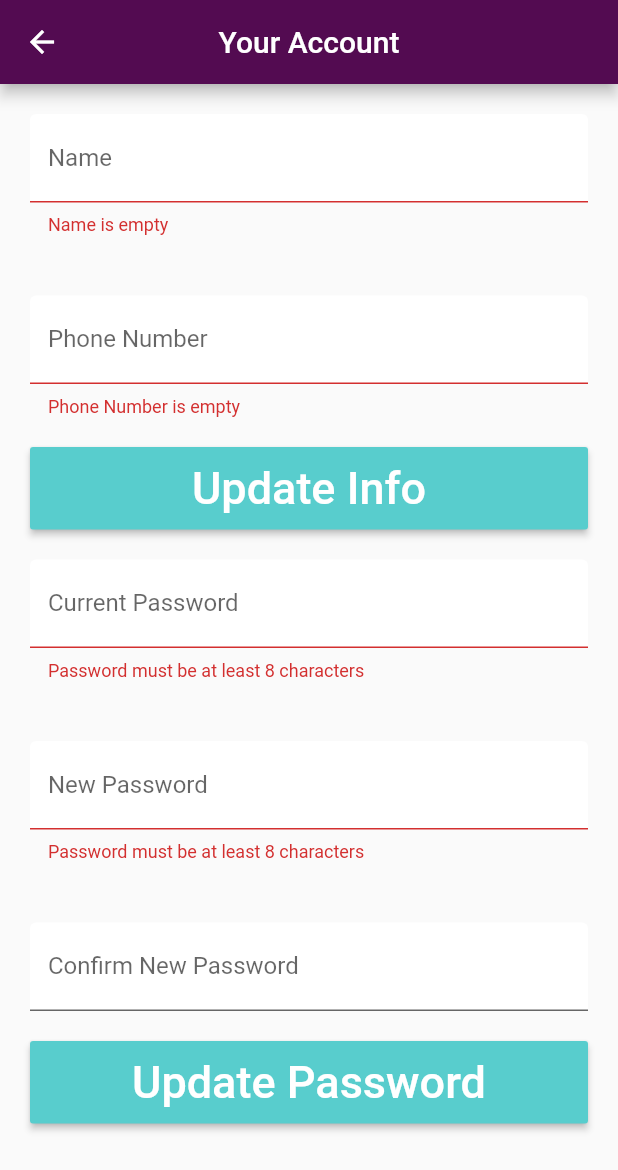
After one commit to 1001rmd/IndiaPavilion, a Flutter app: the Account screen opened directly, after a tap on "Update Info", after a tap on "Update Password", on a phone screen of 412 x 824 dp. The commit adds this screen. Shown: the top 1170 px of the screen. Run offline on Flutter 3.47's test engine with Material 2 defaults, Android fonts, the phone set to English and light mode, and no system bars; our stand-ins replace carousel_slider, cloud_firestore, firebase_auth, validators; accounts and stored records are empty.

Commit message:
User Management

```diff
--- a/lib/controller/Auth.dart
+++ b/lib/controller/Auth.dart
@@ -1,13 +1,11 @@
 import 'package:firebase_auth/firebase_auth.dart';
 import 'dart:async';
-import 'dart:developer' as dev;
 
 class Auth{
 
   FirebaseAuth _auth = FirebaseAuth.instance;
 
   Future<String> signIn(String email, String password) async{
-    dev.log(email);
     FirebaseUser user = await _auth.signInWithEmailAndPassword(email: email.trim(), password: password);
     return user.uid;
 
@@ -18,6 +16,10 @@ class Auth{
     FirebaseUser user = await _auth.createUserWithEmailAndPassword(email: email, password: password);
     return user.uid;
 
+  }
+
+  static Future<bool> updatePassword(String curr, String updated){
+    //TODO: implement
   }
 
   Future<String> currentUser() async{
--- a/lib/controller/Database.dart
+++ b/lib/controller/Database.dart
@@ -1,5 +1,7 @@
 import 'package:cloud_firestore/cloud_firestore.dart';
-import '../model/MenuItem.dart';
+import 'package:firebase_auth/firebase_auth.dart';
+import 'package:india_pavilion/model/MenuItem.dart';
+import 'package:india_pavilion/model/UserData.dart';
 import 'dart:developer' as developer;
 
 class Database {
@@ -20,7 +22,6 @@ class Database {
 
     //Queries Firebase to get a category of Menu Items
     static Future<List<MenuItem>> getItems(String category) async{
-      developer.log('Calling database for: ' + category);
       List<MenuItem> items = new List();
 
       QuerySnapshot qs = await Firestore.instance.collection('menu').document(category).collection('items').getDocuments();
@@ -30,4 +31,35 @@ class Database {
       return items;
     }
 
+    static void createUser(String userID, String name, String email, String phone){
+      Map user = new Map<String, dynamic>();
+      user['name'] = name;
+      user['email'] = email;
+      user['phone'] = phone;
+      Firestore.instance.collection('users').document(userID).setData(user);
+    }
+
+    static Future<UserData> getUserData() async{
+      String userId = await FirebaseAuth.instance.currentUser().then( (user) => user.uid );
+      DocumentSnapshot rawData = await Firestore.instance.collection('users').document(userId).get();
+      developer.log(rawData.documentID);
+      UserData user = UserData(rawData);
+      return user;
+    }
+
+    static Future<void> updateUser(UserData data) async{
+      Map user = new Map<String, dynamic>();
+      user['name'] = data.name;
+      user['email'] = data.email;
+      user['phone'] = data.phoneNumber;
+      Firestore.instance.collection('users').document(data.userId).updateData(user);
+    }
+
+    static Future<void> updatePassword(String currentPass, String newPass) async{
+      FirebaseUser user = await FirebaseAuth.instance.currentUser();
+      AuthCredential creds = EmailAuthProvider.getCredential(email: user.email, password: currentPass);
+      await user.reauthenticateWithCredential(creds);
+      user.updatePassword(newPass);
+    }
+
 }
--- a/lib/controller/Root.dart
+++ b/lib/controller/Root.dart
@@ -16,14 +16,12 @@ class Root extends StatefulWidget{
 class _RootState extends State<Root>{
 
   AuthStatus authStatus = AuthStatus.loggedOut;
-  Cart cart;
 
   initState(){
     super.initState();
     widget.auth.currentUser().then((userID){
       setState(() {
         authStatus = userID == null ? AuthStatus.loggedOut : AuthStatus.singedIn;
-        cart = new Cart();
       });
     });
   }
--- /dev/null
+++ b/lib/model/UserData.dart
@@ -0,0 +1,18 @@
+import 'package:cloud_firestore/cloud_firestore.dart';
+
+class UserData{
+
+  String phoneNumber;
+  String name;
+  String email;
+  String userId;
+
+
+  UserData(DocumentSnapshot rawUser){
+    phoneNumber = rawUser.data['phone'];
+    name = rawUser.data['name'];
+    email = rawUser.data['email'];
+    userId = rawUser.documentID;
+  }
+
+}
--- /dev/null
+++ b/lib/widget/Account.dart
@@ -0,0 +1,271 @@
+import 'package:flutter/material.dart';
+import 'package:validators/sanitizers.dart';
+import 'package:validators/validators.dart';
+import 'package:india_pavilion/controller/Database.dart';
+import 'package:india_pavilion/model/UserData.dart';
+
+
+class Account extends StatelessWidget{
+
+
+  @override
+  Widget build(BuildContext context) {
+    return Scaffold(
+      appBar: AppBar(title: Text("Your Account"), centerTitle: true),
+      body: SingleChildScrollView(
+        child: Container(
+          padding: EdgeInsets.symmetric(vertical: 0.0, horizontal:  20.0),
+          child:Column(
+            children: <Widget>[
+              UpdateAcctInfo(),
+              UpdatePassword()
+            ],
+          )
+        )
+      )
+    );
+  }
+
+}
+
+/*
+  This form is for updating the user's name and phone number
+ */
+class UpdateAcctInfo extends StatefulWidget{
+
+  @override
+  State<StatefulWidget> createState() =>  new UpdateAcctState();
+
+}
+
+class UpdateAcctState extends State<UpdateAcctInfo>{
+
+  UserData _user;
+  final infoKey = new GlobalKey<FormState>();
+
+  @override
+  void initState(){
+    super.initState();
+    Database.getUserData().then((user) => setState(() => _user = user));
+  }
+
+  _updateAcctInfo() async{
+
+    final form = infoKey.currentState;
+    if(form.validate()){
+      form.save();
+      Database.updateUser(_user)
+          .then((voidData) => Database.getUserData())
+          .then((user) => setState(() => _user = user));
+      Scaffold.of(context).showSnackBar(
+          new SnackBar(content: Text("Account updated"))
+      );
+    }
+  }
+
+  updateName(String name){
+    setState(() {
+      _user.name = name;
+    });
+  }
+
+  updatePhone(String phone){
+    setState(() {
+      _user.phoneNumber = phone;
+    });
+  }
+
+  @override
+  Widget build(BuildContext context) {
+    if(_user == null){
+      return Text("Loading...");
+    }
+    else {
+      return Form(
+          key: infoKey,
+          child: Column(
+            crossAxisAlignment: CrossAxisAlignment.stretch,
+            children: <Widget>[
+              new Container( //Name
+                  padding: EdgeInsets.symmetric(
+                      vertical: 20.0, horizontal: 0.0),
+                  child: new TextFormField(
+                      decoration: new InputDecoration(
+                          labelText: "Name",
+                          fillColor: const Color(0xFFFFFFFF),
+                          filled: true
+                      ),
+                      initialValue: _user.name,
+                      validator: (value) =>
+                      value.isEmpty
+                          ? "Name is empty"
+                          : null,
+                      onChanged: (value) => updateName(value)
+                  )
+              ),
+              new Container( //Phone Number
+                  padding: EdgeInsets.symmetric(
+                      vertical: 20.0, horizontal: 0.0),
+                  child: new TextFormField(
+                      decoration: new InputDecoration(
+                          labelText: "Phone Number",
+                          fillColor: const Color(0xFFFFFFFF),
+                          filled: true
+                      ),
+                      initialValue: _user.phoneNumber,
+                      validator: (value) {
+                        if (value.isEmpty) {
+                          return "Phone Number is empty";
+                        } else if (!isNumeric(value)) {
+                          return "Phone Number should contain only numbers";
+                        } else if (value.length < 10) {
+                          return "Phone Number should be 10 digits long";
+                        } else {
+                          return null;
+                        }
+                      },
+                      onChanged: (value) => updatePhone(value)
+                  )
+              ),
+              new ButtonTheme(
+                  padding: EdgeInsets.symmetric(
+                      vertical: 10.0, horizontal: 0.0),
+                  buttonColor: Theme
+                      .of(context)
+                      .accentColor,
+                  child: new RaisedButton(
+                    child: new Text("Update Info", style: new TextStyle(
+                        color: Color(0xFFFFFFFF), fontSize: 30.0)),
+                    onPressed: _updateAcctInfo,
+                  )
+              ),
+            ],
+          )
+      );
+    }
+  }
+
+}
+
+
+/*
+  This form is for updating the user's password
+*/
+class UpdatePassword extends StatefulWidget{
+
+  @override
+  State<StatefulWidget> createState() =>  new UpdatePassState();
+
+}
+
+class UpdatePassState extends State<UpdatePassword> {
+
+  String _currentPass;
+  String _newPass;
+  String _confirmPass;
+  final passKey = new GlobalKey<FormState>();
+
+  _updatePass() {
+    final form = passKey.currentState;
+    if(form.validate()){
+      form.save();
+      Database.updatePassword(_currentPass, _newPass);
+      Scaffold.of(context).showSnackBar(
+          new SnackBar(content: Text("Account updated"))
+      );
+    }
+  }
+
+  updateCurrent(String currentPass) {
+    setState(() {
+      _currentPass = currentPass;
+    });
+  }
+
+  updateNew(String newPass) {
+    setState(() {
+      _newPass = newPass;
+    });
+  }
+
+  updateConfirm(String confirmPass) {
+    setState(() {
+      _confirmPass = confirmPass;
+    });
+  }
+
+  @override
+  Widget build(BuildContext context) {
+    return Form(
+        key: passKey,
+        child: Column(
+          crossAxisAlignment: CrossAxisAlignment.stretch,
+          children: <Widget>[
+            new Container( //Current
+                padding: EdgeInsets.symmetric(
+                    vertical: 20.0, horizontal: 0.0),
+                child: new TextFormField(
+                    decoration: new InputDecoration(
+                        labelText: "Current Password",
+                        fillColor: const Color(0xFFFFFFFF),
+                        filled: true
+                    ),
+                    validator: (value) =>
+                    value.length < 8
+                        ? "Password must be at least 8 characters"
+                        : null,
+                    onSaved: (value) => updateCurrent(value),
+                    obscureText: true,
+                )
+            ),
+            new Container( //New
+                padding: EdgeInsets.symmetric(
+                    vertical: 20.0, horizontal: 0.0),
+                child: new TextFormField(
+                    decoration: new InputDecoration(
+                        labelText: "New Password",
+                        fillColor: const Color(0xFFFFFFFF),
+                        filled: true
+                    ),
+                    validator: (value) =>
+                    value.length < 8
+                        ? "Password must be at least 8 characters"
+                        : null,
+                    onSaved: (value) => updateNew(value),
+                    obscureText: true,
+                )
+            ),
+            new Container( //Confirm
+                padding: EdgeInsets.symmetric(
+                    vertical: 20.0, horizontal: 0.0),
+                child: new TextFormField(
+                    decoration: new InputDecoration(
+                        labelText: "Confirm New Password",
+                        fillColor: const Color(0xFFFFFFFF),
+                        filled: true
+                    ),
+                    validator: (value) =>
+                    value == _newPass
+                        ? "Passwords do not match"
+                        : null,
+                    onSaved: (value) => updateConfirm(value),
+                    obscureText: true,
+                )
+            ),
+            new ButtonTheme(
+                padding: EdgeInsets.symmetric(
+                    vertical: 10.0, horizontal: 0.0),
+                buttonColor: Theme
+                    .of(context)
+                    .accentColor,
+                child: new RaisedButton(
+                  child: new Text("Update Password", style: new TextStyle(
+                      color: Color(0xFFFFFFFF), fontSize: 30.0)),
+                  onPressed: _updatePass,
+                )
+            ),
+          ],
+        )
+    );
+  }
+}
--- a/lib/widget/IPAppBar.dart
+++ b/lib/widget/IPAppBar.dart
@@ -1,4 +1,5 @@
 import 'package:flutter/material.dart';
+import 'package:india_pavilion/widget/Account.dart';
 
 //
 
@@ -57,7 +58,7 @@ class IPDrawer extends Drawer {
                                   color: const Color(0xFFFFFFFF),
                                   fontSize: 28))),
                       new FlatButton(
-                          onPressed: null,
+                          onPressed: () {this.showAccount(context);},
                           child: new Text('Account',
                               style: new TextStyle(
                                   color: const Color(0xFFFFFFFF),
@@ -81,4 +82,12 @@ class IPDrawer extends Drawer {
             ))
     );
   }
+
+  void showAccount(context){
+    Navigator.push(
+      context,
+      MaterialPageRoute(builder: (context) => Account()),
+    );
+  }
+
 }
--- a/lib/widget/Login.dart
+++ b/lib/widget/Login.dart
@@ -1,6 +1,8 @@
 import 'package:flutter/material.dart';
+import 'package:validators/sanitizers.dart';
 import 'package:validators/validators.dart';
-import '../controller/Auth.dart';
+import 'package:india_pavilion/controller/Auth.dart';
+import 'package:india_pavilion/controller/Database.dart';
 
 
 class LoginPage extends StatefulWidget {
@@ -78,7 +80,7 @@ class _LoginPageState extends State<LoginPage>{
 
       try {
         userID =  await widget.auth.create(_email, _password);
-        //TODO Add Data to Users table
+        Database.createUser(userID, _name, _email, _phoneNumber);
         toLogin();
       } catch (e) {
         print(e);
@@ -201,7 +203,7 @@ class _LoginPageState extends State<LoginPage>{
                                   filled: true
                               ),
                               validator: (value) => value.isEmpty ? "Name is empty" : null,
-                              onSaved: (value) => _name = value
+                              onSaved: (value) => _name = trim(value)
                           )
                       ),
 
@@ -214,10 +216,12 @@ class _LoginPageState extends State<LoginPage>{
                                   filled: true
                               ),
                               validator: (value) {
-                                if(!isNumeric(value)){
+                                if(value.isEmpty){
+                                  return "Phone Number is empty";
+                                }else if(!isNumeric(value)){
                                   return "Phone Number should contain only numbers";
                                 }else if(value.length < 10){
-                                  return "This is not a phone number";
+                                  return "Phone Number should be 10 digits long";
                                 }else{
                                   return null;
                                 }
@@ -234,8 +238,12 @@ class _LoginPageState extends State<LoginPage>{
                                   fillColor: const Color(0xFFFFFFFF),
                                   filled: true
                               ),
-                              validator: (value) => value.isEmpty ? "Email is empty" : null,
-                              onSaved: (value) => _email = value
+                              validator: (value) {
+                                if(value.isEmpty){return "Email is empty";}
+                                bool good = RegExp(r"^[a-zA-Z0-9.a-zA-Z0-9.!#$%&'*+-/=?^_`{|}~]+@[a-zA-Z0-9]+\.[a-zA-Z]+").hasMatch(value);
+                                return good ? null : "Email is not valid";
+                              },
+                              onSaved: (value) => _email = trim(value)
                           )
                       ),
 
@@ -258,7 +266,7 @@ class _LoginPageState extends State<LoginPage>{
                           padding:  EdgeInsets.fromLTRB( 0.0, 20.0, 0.0, 40.0),
                           child: new TextFormField(
                             decoration: new InputDecoration(
-                                labelText: " Retype Password",
+                                labelText: "Retype Password",
                                 fillColor: const Color(0xFFFFFFFF),
                                 filled: true
                             ),
```
